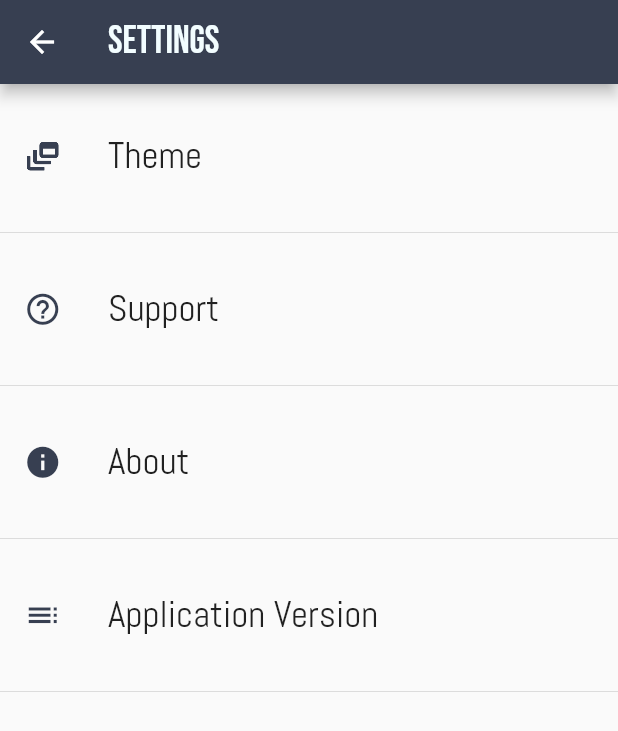
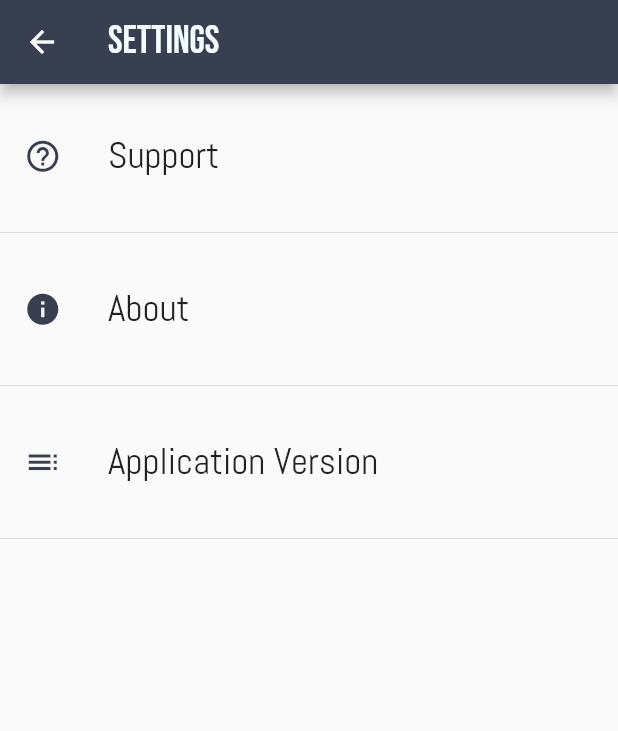
Before and after one commit to ElmirNushi/To-Do-List, a Flutter app: the settingPage screen opened directly, on a phone screen of 412 x 824 dp. Shown: the top 731 px of the screen. Run offline on Flutter 3.47's test engine with Material 2 defaults, Android fonts, the phone set to English and light mode, and no system bars; our stand-ins replace table_calendar.

Commit message:
Did some changes on settings pages

```diff
--- a/lib/newTaskAllPAges/newEventPage.dart
+++ b/lib/newTaskAllPAges/newEventPage.dart
@@ -1,5 +1,5 @@
 import 'package:flutter/material.dart';
-import 'file:///C:/Users/Dell/AndroidStudioProjects/to_dolist/lib/Widgets/customTextField.dart';
+import 'package:to_dolist/Widgets/customTextField.dart';
 import '../Widgets/custom_button.dart';
 
 class EventAddPage extends StatefulWidget {
--- a/lib/newTaskAllPAges/newTaskPage.dart
+++ b/lib/newTaskAllPAges/newTaskPage.dart
@@ -1,7 +1,7 @@
 import 'package:flutter/cupertino.dart';
 import 'package:flutter/material.dart';
-import 'file:///C:/Users/Dell/AndroidStudioProjects/to_dolist/lib/Widgets/customTextField.dart';
-import 'file:///C:/Users/Dell/AndroidStudioProjects/to_dolist/lib/Widgets/custom_button.dart';
+import 'package:to_dolist/Widgets/customTextField.dart';
+import 'package:to_dolist/Widgets/custom_button.dart';
 
 class TaskAddPage extends StatefulWidget {
   @override
--- a/lib/sideMenuPages/calendarPage.dart
+++ b/lib/sideMenuPages/calendarPage.dart
@@ -2,9 +2,9 @@ import 'package:table_calendar/table_calendar.dart';
 import 'package:flutter/material.dart';
 import 'todaysPage.dart';
 import 'settingsPage.dart';
-import 'file:///C:/Users/Dell/AndroidStudioProjects/to_dolist/lib/Widgets/icons_content.dart';
 import 'inboxPage.dart';
-import 'file:///C:/Users/Dell/AndroidStudioProjects/to_dolist/lib/Widgets/constants.dart';
+import 'package:to_dolist/Widgets/constants.dart';
+import 'package:to_dolist/Widgets/icons_content.dart';
 import 'upComingPage.dart';
 
 class calendar extends StatefulWidget {
--- a/lib/sideMenuPages/inboxPage.dart
+++ b/lib/sideMenuPages/inboxPage.dart
@@ -1,6 +1,6 @@
 import 'package:flutter/material.dart';
-import 'file:///C:/Users/Dell/AndroidStudioProjects/to_dolist/lib/sideMenuPages/calendarPage.dart';
-import 'file:///C:/Users/Dell/AndroidStudioProjects/to_dolist/lib/sideMenuPages/todaysPage.dart';
+import 'calendarPage.dart';
+import 'todaysPage.dart';
 import '../newTaskAllPAges/newEventPage.dart';
 import 'upComingPage.dart';
 import 'settingsPage.dart';
--- a/lib/sideMenuPages/otherSettingsPages/aboutPage.dart
+++ b/lib/sideMenuPages/otherSettingsPages/aboutPage.dart
@@ -1,4 +1,3 @@
-import 'file:///C:/Users/Dell/AndroidStudioProjects/to_dolist/lib/sideMenuPages/settingsPage.dart';
 import 'package:flutter/material.dart';
 
 class aboutPage extends StatelessWidget {
--- a/lib/sideMenuPages/otherSettingsPages/versionPage.dart
+++ b/lib/sideMenuPages/otherSettingsPages/versionPage.dart
@@ -1,4 +1,3 @@
-import 'file:///C:/Users/Dell/AndroidStudioProjects/to_dolist/lib/sideMenuPages/settingsPage.dart';
 import 'package:flutter/material.dart';
 
 class versionPage extends StatelessWidget {
--- a/lib/sideMenuPages/settingsPage.dart
+++ b/lib/sideMenuPages/settingsPage.dart
@@ -1,5 +1,4 @@
 import 'package:flutter/material.dart';
-import 'otherSettingsPages/themePage.dart';
 import 'otherSettingsPages/supportPage.dart';
 import 'otherSettingsPages/aboutPage.dart';
 import 'otherSettingsPages/versionPage.dart';
@@ -30,18 +29,6 @@ class _otherSettingPageState extends State<otherSettingPage> {
     return ListView(
       children: <Widget>[
         SizedBox(height: 20),
-        new ListTile(
-          leading: Icon(Icons.dynamic_feed, color: Color(0xFF373F51), size: 25.0,),
-          title: new Text('Theme', style: TextStyle(fontFamily: 'Abel', fontSize: 25,),),
-          onTap: (){
-            Navigator.push(context, MaterialPageRoute(
-                builder: (context) => themePage())
-            );
-          },
-        ),
-        SizedBox(height: 15),
-        Divider(),
-       SizedBox(height: 15),
         new ListTile(
           leading: Icon(Icons.help_outline, color: Color(0xFF373F51), size: 25.0,),
           title: new Text('Support', style: TextStyle(fontFamily: 'Abel', fontSize: 25,),),
--- a/lib/sideMenuPages/todaysPage.dart
+++ b/lib/sideMenuPages/todaysPage.dart
@@ -1,10 +1,10 @@
 import 'package:flutter/material.dart';
 import 'upComingPage.dart';
-import 'file:///C:/Users/Dell/AndroidStudioProjects/to_dolist/lib/sideMenuPages/calendarPage.dart';
+import 'calendarPage.dart';
 import 'settingsPage.dart';
 import 'inboxPage.dart';
-import 'file:///C:/Users/Dell/AndroidStudioProjects/to_dolist/lib/Widgets/constants.dart';
-import 'file:///C:/Users/Dell/AndroidStudioProjects/to_dolist/lib/Widgets/icons_content.dart';
+import 'package:to_dolist/Widgets/constants.dart';
+import 'package:to_dolist/Widgets/icons_content.dart';
 import 'package:to_dolist/newTaskAllPAges/newEventPage.dart';
 
 class pageTomorrow extends StatefulWidget {
--- a/lib/sideMenuPages/upComingPage.dart
+++ b/lib/sideMenuPages/upComingPage.dart
@@ -1,10 +1,10 @@
 import 'package:flutter/material.dart';
 import 'todaysPage.dart';
-import 'file:///C:/Users/Dell/AndroidStudioProjects/to_dolist/lib/sideMenuPages/calendarPage.dart';
+import 'calendarPage.dart';
 import 'settingsPage.dart';
 import 'inboxPage.dart';
-import 'file:///C:/Users/Dell/AndroidStudioProjects/to_dolist/lib/Widgets/constants.dart';
-import 'file:///C:/Users/Dell/AndroidStudioProjects/to_dolist/lib/Widgets/icons_content.dart';
+import 'package:to_dolist/Widgets/constants.dart';
+import 'package:to_dolist/Widgets/icons_content.dart';
 import 'package:to_dolist/newTaskAllPAges/newEventPage.dart';
 
 class tasksPage extends StatefulWidget {
```
Also changed, not shown: lib/sideMenuPages/otherSettingsPages/supportPage.dart (+7 -1 lines), lib/sideMenuPages/otherSettingsPages/themePage.dart (deleted, +0 -21 lines).
